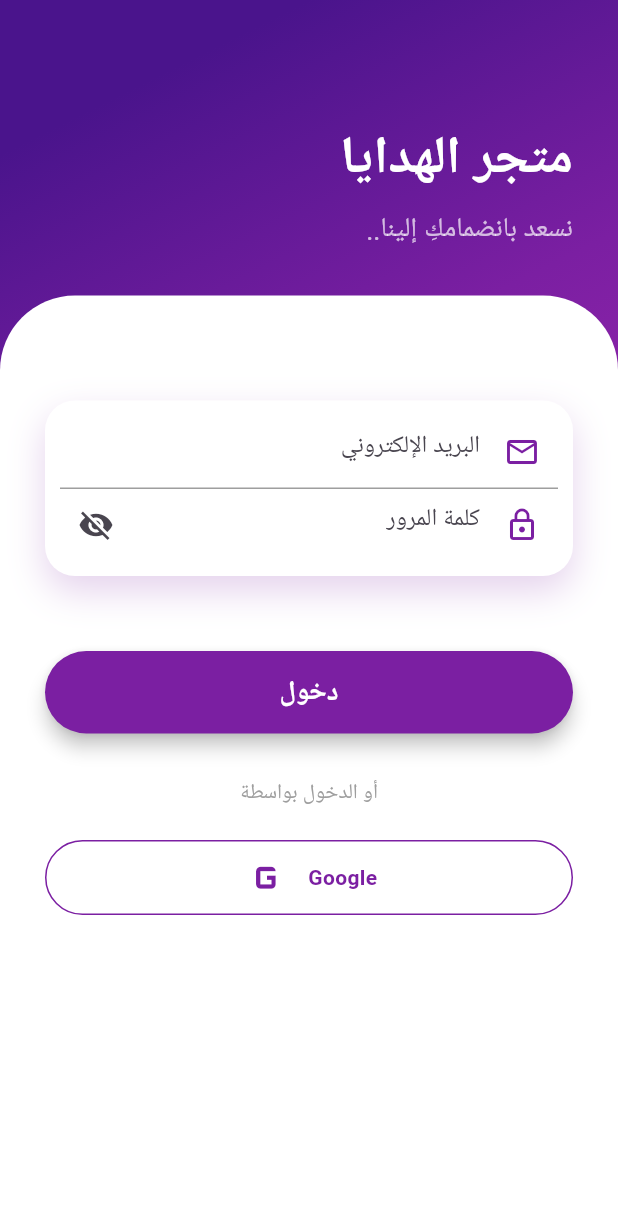
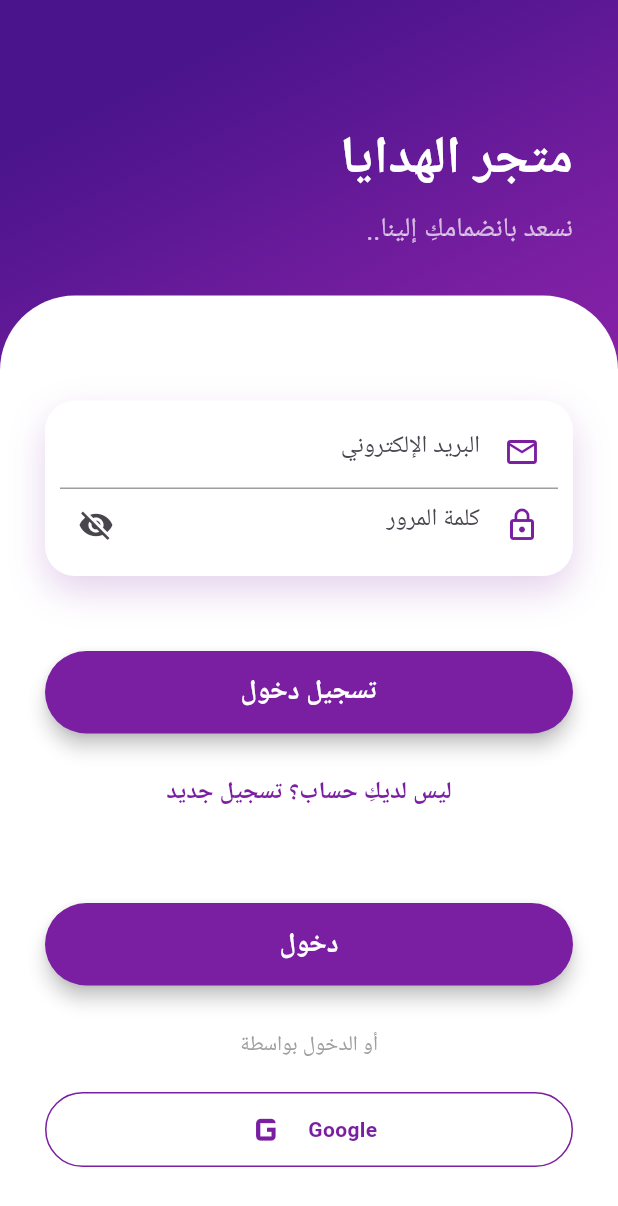
Before and after one commit to KhHadad/Gift-Store-flutter, a Flutter app: the screen it shows after launch, on a phone screen of 412 x 824 dp. Shown: the top 1206 px of the screen. Run offline on Flutter 3.47's test engine with Material 3 defaults, Android fonts, the phone set to English and light mode, and no system bars; our stand-ins replace file_picker, firebase_auth, firebase_core, google_sign_in, shared_preferences; accounts and stored records are empty.

Commit message:
Update HomePageMobile.dart

```diff
--- a/lib/mobile_app/HomePageMobile.dart
+++ b/lib/mobile_app/HomePageMobile.dart
@@ -1,5 +1,25 @@
 
 import 'package:flutter/material.dart';
+import 'package:flutter_localizations/flutter_localizations.dart'; // تأكدي من وجود هذا السطر
+
+void main() {
+  runApp(const MaterialApp(
+    debugShowCheckedModeBanner: false,
+
+    // الحل هنا: تأكدي من تطابق هذه الأسماء تماماً
+    localizationsDelegates: [
+      GlobalMaterialLocalizations.delegate,
+      GlobalWidgetsLocalizations.delegate,
+      GlobalCupertinoLocalizations.delegate, // تأكدي من كتابة Cupertino بشكل صحيح
+    ],
+    supportedLocales: [
+      Locale("ar", "AE"), // اللغة العربية
+    ],
+    locale: Locale("ar", "AE"), // ضبط الواجهة لليمين
+
+    home: LoginScreen(),
+  ));
+}
 
 class LoginScreen extends StatefulWidget {
   const LoginScreen({super.key});
@@ -108,6 +128,50 @@ class _LoginScreenState extends State<LoginScreen> {
                             ],
                           ),
                         ),
+                        // ... الكود السابق ...
+
+                        const SizedBox(height: 50),
+
+// 1. زر الدخول الأساسي
+                        SizedBox(
+                          width: double.infinity,
+                          height: 55,
+                          child: ElevatedButton(
+                            onPressed: () {
+                              if (_formKey.currentState!.validate()) {
+                                print("تمت عملية الدخول بنجاح");
+                                // هنا سننتقل لصفحة البيانات الشخصية لاحقاً
+                              }
+                            },
+                            style: ElevatedButton.styleFrom(
+                              backgroundColor: const Color(0xFF7B1FA2),
+                              shape: RoundedRectangleBorder(borderRadius: BorderRadius.circular(30)),
+                              elevation: 5,
+                            ),
+                            child: const Text("تسجيل دخول",
+                                style: TextStyle(color: Colors.white, fontSize: 18, fontWeight: FontWeight.bold)),
+                          ),
+                        ),
+
+                        const SizedBox(height: 15),
+
+                          // 2. زر إنشاء حساب جديد (الذي طلبتِه)
+                        TextButton(
+                          onPressed: () {
+                            print("الانتقال لصفحة إنشاء حساب جديد");
+                          },
+                          child: const Text(
+                            "ليس لديكِ حساب؟ تسجيل جديد",
+                            style: TextStyle(
+                                color: Color(0xFF7B1FA2),
+                                fontWeight: FontWeight.bold,
+                                fontSize: 16
+                            ),
+                          ),
+                        ),
+
+                          // زر جوجل
+                          // ... باقي الكود ...
                         const SizedBox(height: 50),
                         // زر الدخول
                         SizedBox(
@@ -117,6 +181,7 @@ class _LoginScreenState extends State<LoginScreen> {
                             onPressed: () {
                               if (_formKey.currentState!.validate()) {
                                 print("تمت عملية الدخول بنجاح");
+                                Navigator.push(context, MaterialPageRoute(builder: (context) => const ProfileScreen()));
                               }
                             },
                             style: ElevatedButton.styleFrom(
@@ -162,3 +227,4 @@ class _LoginScreenState extends State<LoginScreen> {
     );
   }
 }
+}
```
